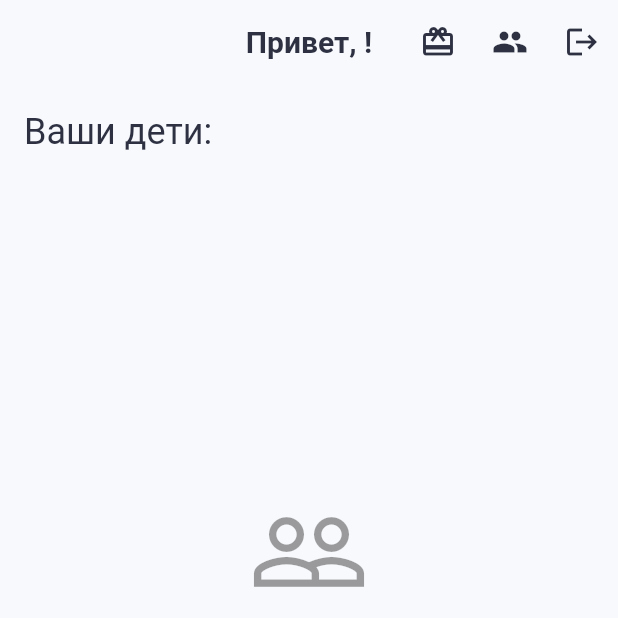
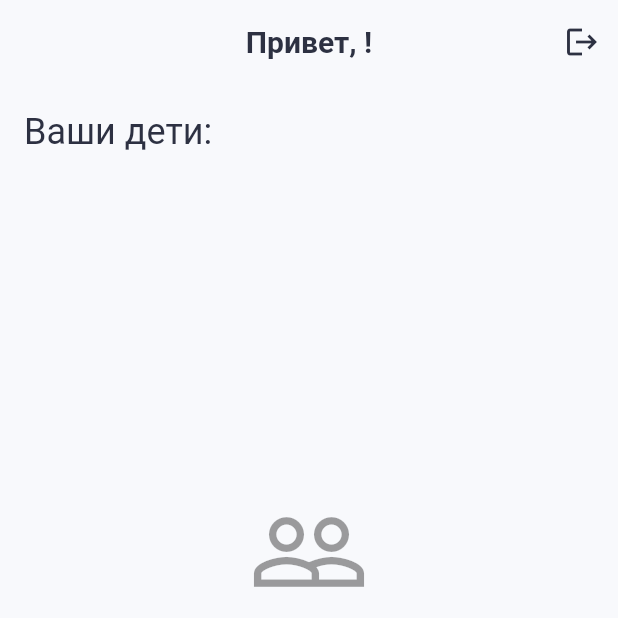
Before and after one commit to artmikh/kids-task-tracker-v4, a Flutter app: the screen it shows once a user with an empty profile is signed in, on a phone screen of 412 x 824 dp, the top half of it. Run offline on Flutter 3.47's test engine with Material 3 defaults, Android fonts, the phone set to English and light mode, and no system bars; our stand-ins replace cloud_firestore, firebase_auth, firebase_core, flutter_riverpod, go_router, image_picker; accounts and stored records are empty; Roboto replaces fonts that are missing (PlusJakartaSans).

Commit message:
some fixes

```diff
--- a/lib/features/home/presentation/home_screen.dart
+++ b/lib/features/home/presentation/home_screen.dart
@@ -3,7 +3,7 @@ import 'package:flutter_riverpod/flutter_riverpod.dart';
 import 'package:go_router/go_router.dart';
 import '../../auth/presentation/auth_provider.dart';
 import '../../family/data/family_repository.dart';
-import '../../family/presentation/family_screen.dart'; // Для доступа к провайдерам детей
+import '../../family/presentation/family_provider.dart';
 import '../../user/domain/user_profile.dart';
 
 class HomeScreen extends ConsumerWidget {
@@ -35,32 +35,32 @@ class HomeScreen extends ConsumerWidget {
 
 // --- ВИД ДЛЯ РОДИТЕЛЯ ---
 
-class _ParentHomeView extends ConsumerWidget {
+class _ParentHomeView extends ConsumerStatefulWidget {
   final UserProfile user;
 
   const _ParentHomeView({required this.user});
 
   @override
-  Widget build(BuildContext context, WidgetRef ref) {
+  ConsumerState<_ParentHomeView> createState() => _ParentHomeViewState();
+}
+
+class _ParentHomeViewState extends ConsumerState<_ParentHomeView> {
+  @override
+  void initState() {
+    super.initState();
+    // Refresh списка детей при каждом появлении экрана
+    Future.microtask(() => ref.invalidate(myChildrenProvider));
+  }
+
+  @override
+  Widget build(BuildContext context) {
     final childrenAsync = ref.watch(myChildrenProvider);
     final theme = Theme.of(context);
 
     return Scaffold(
       appBar: AppBar(
-        title: Text('Привет, ${user.displayName}!'),
+        title: Text('Привет, ${widget.user.displayName}!'),
         actions: [
-          // КНОПКА НАГРАДЫ
-          IconButton(
-            icon: const Icon(Icons.card_giftcard),
-            tooltip: 'Магазин наград',
-            onPressed: () => context.push('/rewards'),
-          ),
-          // КНОПКА СЕМЬИ
-          IconButton(
-            icon: const Icon(Icons.people),
-            tooltip: 'Семья',
-            onPressed: () => context.push('/family'),
-          ),
           // КНОПКА ВЫХОДА
           IconButton(
             icon: const Icon(Icons.logout),
@@ -120,7 +120,7 @@ class _ParentHomeView extends ConsumerWidget {
                         child: InkWell(
                           borderRadius: BorderRadius.circular(16),
                           onTap: () {
-                            context.go('/tasks/${child.uid}', extra: child);
+                            context.push('/tasks/${child.uid}', extra: child);
                             // ScaffoldMessenger.of(ctx).showSnackBar(
                             //   SnackBar(content: Text('Профиль: ${child.displayName}. Скоро здесь будут задачи!')),
                             // );
@@ -144,14 +144,20 @@ class _ParentHomeView extends ConsumerWidget {
                                 overflow: TextOverflow.ellipsis,
                               ),
                               const SizedBox(height: 8),
-                              // Можно вывести баланс звезд, если он хранится в профиле
-                              // Row(
-                              //   mainAxisAlignment: MainAxisAlignment.center,
-                              //   children: [
-                              //     const Icon(Icons.star, color: Colors.amber, size: 16),
-                              //     Text('0'),
-                              //   ],
-                              // )
+                              Row(
+                                mainAxisAlignment: MainAxisAlignment.center,
+                                children: [
+                                  const Icon(Icons.star, color: Colors.amber, size: 20),
+                                  const SizedBox(width: 4),
+                                  Text(
+                                    '${child.stars}',
+                                    style: theme.textTheme.titleSmall?.copyWith(
+                                      fontWeight: FontWeight.bold,
+                                      color: Colors.amber[700],
+                                    ),
+                                  ),
+                                ],
+                              ),
                             ],
                           ),
                         ),
--- a/lib/features/rewards/presentation/rewards_screen.dart
+++ b/lib/features/rewards/presentation/rewards_screen.dart
@@ -182,10 +182,6 @@ class _RewardsContentState extends ConsumerState<_RewardsContent> {
     return Scaffold(
       appBar: AppBar(
         title: Text('Магазин наград (${widget.user.displayName})'),
-        leading: IconButton(
-          icon: const Icon(Icons.arrow_back),
-          onPressed: () => context.pop(),
-        ),
         actions: [
           IconButton(
             icon: const Icon(Icons.logout),
--- a/lib/features/tasks/presentation/parent_tasks_screen.dart
+++ b/lib/features/tasks/presentation/parent_tasks_screen.dart
@@ -4,6 +4,7 @@ import 'package:go_router/go_router.dart';
 import '../data/task_repository.dart';
 import '../domain/task_model.dart';
 import '../../auth/presentation/auth_provider.dart';
+import '../../family/presentation/family_provider.dart';
 import '../../user/domain/user_profile.dart';
 
 // Провайдеры
@@ -248,7 +249,10 @@ class _ParentTasksScreenState extends ConsumerState<ParentTasksScreen> {
                             if (val == 'delete') _confirmDelete(context, task.id);
                             if (val == 'todo') ref.read(taskControllerProvider(widget.childId).notifier).updateStatus(task.id, TaskStatus.todo);
                             if (val == 'in_progress') ref.read(taskControllerProvider(widget.childId).notifier).updateStatus(task.id, TaskStatus.inProgress);
-                            if (val == 'done') ref.read(taskControllerProvider(widget.childId).notifier).updateStatus(task.id, TaskStatus.done);
+                            if (val == 'done') {
+                              ref.read(taskControllerProvider(widget.childId).notifier).updateStatus(task.id, TaskStatus.done);
+                              ref.invalidate(myChildrenProvider);
+                            }
                           },
                           itemBuilder: (_) => [
                             const PopupMenuItem(value: 'todo', child: Text('Вернуть в ожидание')),
--- a/lib/features/user/domain/user_profile.dart
+++ b/lib/features/user/domain/user_profile.dart
@@ -9,14 +9,20 @@ class UserProfile {
   final UserRole role;
   final String? avatarUrl;
   final DateTime createdAt;
+  final int stars;
+  final int balance;
+  final List<String> familyIds;
 
   UserProfile({
     required this.uid,
     required this.email,
     required this.displayName,
-    this.role = UserRole.parent, // По умолчанию родитель
+    this.role = UserRole.parent,
     this.avatarUrl,
     required this.createdAt,
+    this.stars = 0,
+    this.balance = 0,
+    this.familyIds = const [],
   });
 
   factory UserProfile.fromFirestore(DocumentSnapshot doc) {
@@ -28,6 +34,9 @@ class UserProfile {
       role: (data['role'] as String?) == 'child' ? UserRole.child : UserRole.parent,
       avatarUrl: data['avatarUrl'],
       createdAt: (data['createdAt'] as Timestamp?)?.toDate() ?? DateTime.now(),
+      stars: (data['stars'] as num?)?.toInt() ?? 0,
+      balance: (data['balance'] as num?)?.toInt() ?? 0,
+      familyIds: (data['familyIds'] as List<dynamic>?)?.cast<String>() ?? [],
     );
   }
 
@@ -38,6 +47,9 @@ class UserProfile {
       'role': role.name,
       'avatarUrl': avatarUrl,
       'createdAt': Timestamp.fromDate(createdAt),
+      'stars': stars,
+      'balance': balance,
+      'familyIds': familyIds,
     };
   }
 
@@ -48,6 +60,9 @@ class UserProfile {
     UserRole? role,
     String? avatarUrl,
     DateTime? createdAt,
+    int? stars,
+    int? balance,
+    List<String>? familyIds,
   }) {
     return UserProfile(
       uid: uid ?? this.uid,
@@ -56,6 +71,9 @@ class UserProfile {
       role: role ?? this.role,
       avatarUrl: avatarUrl ?? this.avatarUrl,
       createdAt: createdAt ?? this.createdAt,
+      stars: stars ?? this.stars,
+      balance: balance ?? this.balance,
+      familyIds: familyIds ?? this.familyIds,
     );
   }
 }
--- a/lib/main.dart
+++ b/lib/main.dart
@@ -72,7 +72,6 @@ class KidsTaskTrackerApp extends ConsumerWidget {
               return MainShell(child: child);
             },
             routes: [
-              // Маршруты внутри оболочки
               GoRoute(
                 path: '/home',
                 name: 'home',
@@ -98,17 +97,12 @@ class KidsTaskTrackerApp extends ConsumerWidget {
                 name: 'parentTasks',
                 pageBuilder: (context, state) {
                   final childId = state.pathParameters['childId']!;
-                  // Extra данные можно достать через state.extra, если передавали объект,
-                  // но для имени можно передать просто строку или достать из репозитория.
-                  // Для простоты передадим имя через extra при push, а здесь кастуем.
                   final childName = (state.extra as UserProfile?)?.displayName ?? 'Ребенок';
-
-                  return NoTransitionPage(
+                  return MaterialPage(
                     child: ParentTasksScreen(childId: childId, childName: childName),
                   );
                 },
               ),
-              // Добавьте сюда будущие экраны ребенка (магазин, профиль)
             ],
           ),
         ],
@@ -121,10 +115,10 @@ class KidsTaskTrackerApp extends ConsumerWidget {
           final isShellRoute = currentPath.startsWith('/home') ||
                                currentPath.startsWith('/family') ||
                                currentPath.startsWith('/rewards') ||
-                               currentPath.startsWith('/child-home');
+                               currentPath.startsWith('/child-home') ||
+                               currentPath.startsWith('/tasks/');
 
           if (!isLoggedIn && !isLoggingIn) return '/login';
-
           if (isLoggedIn && isLoggingIn) {
             try {
               final doc = await FirebaseFirestore.instance.collection('users').doc(user.uid).get();
```
Also changed, not shown: lib/features/family/presentation/family_screen.dart (+0 -10 lines).
